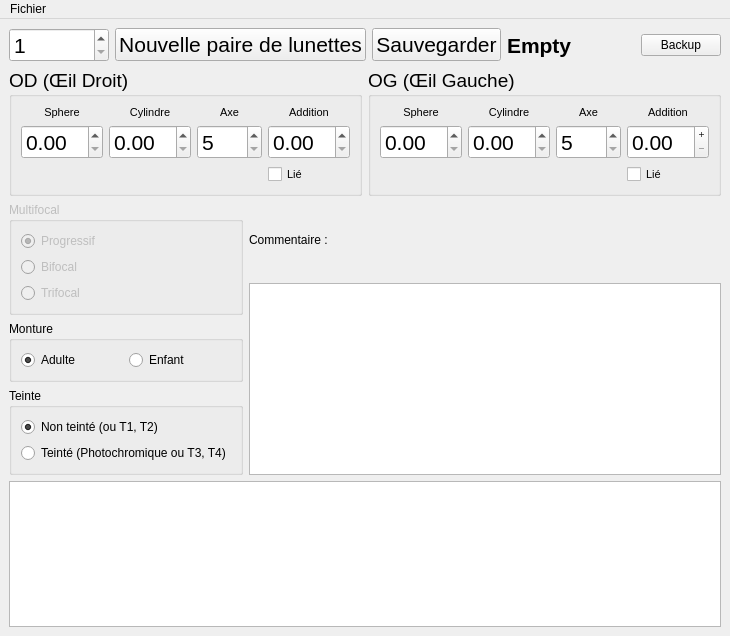
Old version of the form inventory.ui in the repository Oripy/Oryx.
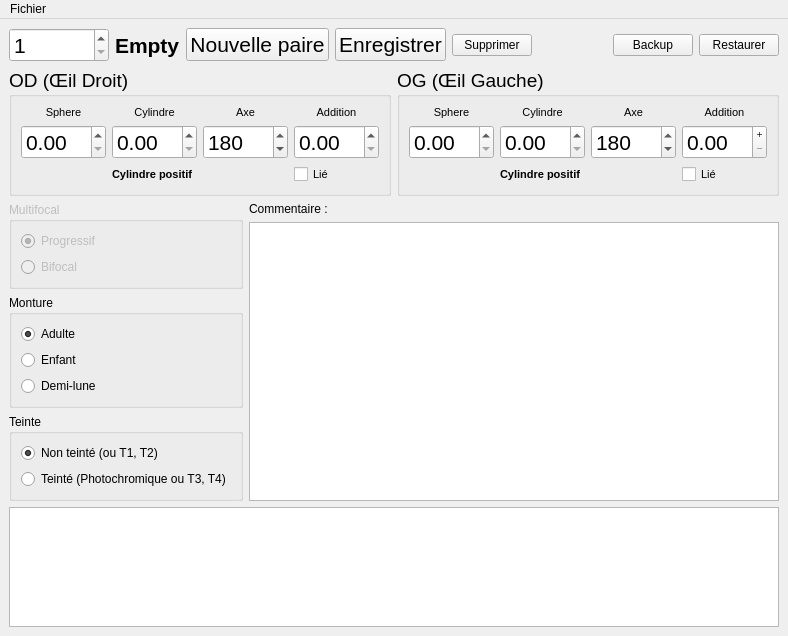
New version of the form. Custom widgets are drawn as their Qt base class.

Commit message: Backup/Restore, Deletion, Basic Print, and other minor improvements

```diff
--- a/inventory.ui
+++ b/inventory.ui
@@ -6,7 +6,7 @@
    <rect>
     <x>0</x>
     <y>0</y>
-    <width>714</width>
+    <width>788</width>
     <height>636</height>
    </rect>
   </property>
@@ -49,30 +49,6 @@
           </property>
          </widget>
         </item>
-        <item>
-         <widget class="QPushButton" name="newButton">
-          <property name="font">
-           <font>
-            <pointsize>16</pointsize>
-           </font>
-          </property>
-          <property name="text">
-           <string>Nouvelle paire de lunettes</string>
-          </property>
-         </widget>
-        </item>
-        <item>
-         <widget class="QPushButton" name="saveButton">
-          <property name="font">
-           <font>
-            <pointsize>16</pointsize>
-           </font>
-          </property>
-          <property name="text">
-           <string>Sauvegarder</string>
-          </property>
-         </widget>
-        </item>
         <item>
          <widget class="QLabel" name="status">
           <property name="font">
@@ -87,6 +63,40 @@
           </property>
          </widget>
         </item>
+        <item>
+         <widget class="QPushButton" name="newButton">
+          <property name="font">
+           <font>
+            <pointsize>16</pointsize>
+           </font>
+          </property>
+          <property name="text">
+           <string>Nouvelle paire</string>
+          </property>
+         </widget>
+        </item>
+        <item>
+         <widget class="QPushButton" name="saveButton">
+          <property name="font">
+           <font>
+            <pointsize>16</pointsize>
+           </font>
+          </property>
+          <property name="text">
+           <string>Enregistrer</string>
+          </property>
+         </widget>
+        </item>
+        <item>
+         <widget class="QPushButton" name="deleteButton">
+          <property name="focusPolicy">
+           <enum>Qt::ClickFocus</enum>
+          </property>
+          <property name="text">
+           <string>Supprimer</string>
+          </property>
+         </widget>
+        </item>
         <item>
          <spacer name="horizontalSpacer">
           <property name="orientation">
@@ -110,6 +120,16 @@
           </property>
          </widget>
         </item>
+        <item>
+         <widget class="QPushButton" name="restoreButton">
+          <property name="focusPolicy">
+           <enum>Qt::ClickFocus</enum>
+          </property>
+          <property name="text">
+           <string>Restaurer</string>
+          </property>
+         </widget>
+        </item>
        </layout>
       </item>
       <item>
@@ -179,6 +199,9 @@
                  <pointsize>16</pointsize>
                 </font>
                </property>
+               <property name="wrapping">
+                <bool>true</bool>
+               </property>
                <property name="minimum">
                 <number>5</number>
                </property>
@@ -188,6 +211,9 @@
                <property name="singleStep">
                 <number>5</number>
                </property>
+               <property name="value">
+                <number>180</number>
+               </property>
               </widget>
              </item>
              <item row="0" column="1">
@@ -247,6 +273,23 @@
                </property>
               </widget>
              </item>
+             <item row="2" column="1">
+              <widget class="QLabel" name="rLabelCylPos">
+               <property name="font">
+                <font>
+                 <pointsize>8</pointsize>
+                 <weight>75</weight>
+                 <bold>true</bold>
+                </font>
+               </property>
+               <property name="toolTip">
+                <string>Le cylindre indiqué est positif, une conversion sera effectuée lors de la Sauvegarde</string>
+               </property>
+               <property name="text">
+                <string>Cylindre positif</string>
+               </property>
+              </widget>
+             </item>
             </layout>
            </item>
           </layout>
@@ -317,6 +360,9 @@
                  <pointsize>16</pointsize>
                 </font>
                </property>
+               <property name="wrapping">
+                <bool>true</bool>
+               </property>
                <property name="minimum">
                 <number>5</number>
                </property>
@@ -326,6 +372,9 @@
                <property name="singleStep">
                 <number>5</number>
                </property>
+               <property name="value">
+                <number>180</number>
+               </property>
               </widget>
              </item>
              <item row="0" column="3">
@@ -388,6 +437,23 @@
                </property>
               </widget>
              </item>
+             <item row="2" column="1">
+              <widget class="QLabel" name="lLabelCylPos">
+               <property name="font">
+                <font>
+                 <pointsize>8</pointsize>
+                 <weight>75</weight>
+                 <bold>true</bold>
+                </font>
+               </property>
+               <property name="toolTip">
+                <string>Le cylindre indiqué est positif, une conversion sera effectuée lors de la Sauvegarde</string>
+               </property>
+               <property name="text">
+                <string>Cylindre positif</string>
+               </property>
+              </widget>
+             </item>
             </layout>
            </item>
           </layout>
@@ -433,13 +499,6 @@
                  </property>
                 </widget>
                </item>
-               <item>
-                <widget class="QRadioButton" name="addRadioTF">
-                 <property name="text">
-                  <string>Trifocal</string>
-                 </property>
-                </widget>
-               </item>
               </layout>
              </item>
             </layout>
@@ -457,26 +516,29 @@
              <string>Monture</string>
             </property>
             <layout class="QGridLayout" name="gridLayout_5">
+             <item row="4" column="0">
+              <widget class="QRadioButton" name="childRadioYes">
+               <property name="text">
+                <string>Enfant</string>
+               </property>
+              </widget>
+             </item>
              <item row="3" column="0">
-              <layout class="QHBoxLayout" name="childLayout">
-               <item>
-                <widget class="QRadioButton" name="childRadioNo">
-                 <property name="text">
-                  <string>Adulte</string>
-                 </property>
-                 <property name="checked">
-                  <bool>true</bool>
-                 </property>
-                </widget>
-               </item>
-               <item>
-                <widget class="QRadioButton" name="childRadioYes">
-                 <property name="text">
-                  <string>Enfant</string>
-                 </property>
-                </widget>
-               </item>
-              </layout>
+              <widget class="QRadioButton" name="childRadioNo">
+               <property name="text">
+                <string>Adulte</string>
+               </property>
+               <property name="checked">
+                <bool>true</bool>
+               </property>
+              </widget>
+             </item>
+             <item row="5" column="0">
+              <widget class="QRadioButton" name="childRadioHalf">
+               <property name="text">
+                <string>Demi-lune</string>
+               </property>
+              </widget>
              </item>
             </layout>
            </widget>
@@ -527,7 +589,7 @@
           <item>
            <widget class="QPlainTextEdit" name="commentEdit">
             <property name="sizePolicy">
-             <sizepolicy hsizetype="Expanding" vsizetype="Fixed">
+             <sizepolicy hsizetype="Expanding" vsizetype="Expanding">
               <horstretch>0</horstretch>
               <verstretch>0</verstretch>
              </sizepolicy>
@@ -583,7 +645,7 @@
     <rect>
      <x>0</x>
      <y>0</y>
-     <width>714</width>
+     <width>788</width>
      <height>21</height>
     </rect>
    </property>
@@ -593,8 +655,12 @@
     </property>
     <addaction name="newAction"/>
     <addaction name="saveAction"/>
+    <addaction name="deleteAction"/>
+    <addaction name="separator"/>
     <addaction name="backupAction"/>
+    <addaction name="restoreAction"/>
     <addaction name="separator"/>
+    <addaction name="printAction"/>
     <addaction name="exitAction"/>
    </widget>
    <addaction name="fileMenu"/>
@@ -628,12 +694,42 @@
     <string>Backup</string>
    </property>
    <property name="toolTip">
-    <string>&lt;html&gt;&lt;head/&gt;&lt;body&gt;&lt;p&gt;Sauvegarde la base de donnée dans un fichier externe&lt;/p&gt;&lt;/body&gt;&lt;/html&gt;</string>
+    <string>Sauvegarde la base de donnée dans un fichier externe</string>
    </property>
    <property name="shortcut">
     <string>Ctrl+Shift+B</string>
    </property>
   </action>
+  <action name="restoreAction">
+   <property name="text">
+    <string>Restaurer</string>
+   </property>
+   <property name="toolTip">
+    <string>Charge un Backup. Attention, les données actuellement affichées sont détruites !</string>
+   </property>
+   <property name="shortcut">
+    <string>Ctrl+Shift+R</string>
+   </property>
+  </action>
+  <action name="deleteAction">
+   <property name="text">
+    <string>Supprimer</string>
+   </property>
+   <property name="toolTip">
+    <string>Supprimer les lunettes sélectionnées</string>
+   </property>
+   <property name="shortcut">
+    <string>Ctrl+Shift+D</string>
+   </property>
+  </action>
+  <action name="printAction">
+   <property name="text">
+    <string>Imprimer...</string>
+   </property>
+   <property name="toolTip">
+    <string>Crée un fichier PDF contenant la liste des lunettes triées</string>
+   </property>
+  </action>
  </widget>
  <customwidgets>
   <customwidget>
```
Left out of the diff: 5 changed lines with no effect on the pictures. The commit also changes 10 other files.
